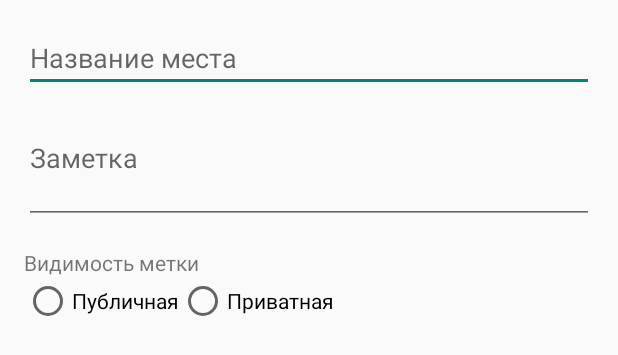
After one commit to UsoltsevaSB1/samsung-project, an Android app: the layout dialog_mark_info.xml on its own in the app's theme, with its tools: preview values and no code run, on a phone screen of 412 x 824 dp. The commit adds this screen. Shown: the top 355 px of the screen. Run offline under Robolectric (Android 15) with nearby library versions, the phone set to English and light mode, and no system bars; Roboto replaces fonts that are not available here.

Commit message:
при установке метки на карте она сохраняется в бд

```diff
--- /dev/null
+++ b/app/src/main/res/layout/dialog_mark_info.xml
@@ -0,0 +1,47 @@
+<?xml version="1.0" encoding="utf-8"?>
+<LinearLayout xmlns:android="http://schemas.android.com/apk/res/android"
+    android:layout_width="match_parent"
+    android:layout_height="wrap_content"
+    android:orientation="vertical"
+    android:padding="16dp">
+
+    <EditText
+        android:id="@+id/et_mark_name"
+        android:layout_width="match_parent"
+        android:layout_height="wrap_content"
+        android:hint="Название места"
+        android:inputType="textCapWords"/>
+
+    <EditText
+        android:id="@+id/et_mark_note"
+        android:layout_width="match_parent"
+        android:layout_height="wrap_content"
+        android:hint="Заметка"
+        android:inputType="textMultiLine"
+        android:minLines="3"/>
+
+    <TextView
+        android:layout_width="match_parent"
+        android:layout_height="wrap_content"
+        android:text="Видимость метки"
+        android:layout_marginTop="16dp"/>
+
+    <RadioGroup
+        android:id="@+id/rg_mark_status"
+        android:layout_width="match_parent"
+        android:layout_height="wrap_content"
+        android:orientation="horizontal">
+
+        <RadioButton
+            android:id="@+id/rb_public"
+            android:layout_width="wrap_content"
+            android:layout_height="wrap_content"
+            android:text="Публичная"/>
+
+        <RadioButton
+            android:id="@+id/rb_private"
+            android:layout_width="wrap_content"
+            android:layout_height="wrap_content"
+            android:text="Приватная"/>
+    </RadioGroup>
+</LinearLayout>
```
Also changed, not shown: app/src/main/java/com/example/mysportik/MapMarksActivity.java (+130 -2 lines), app/src/main/java/com/example/mysportik/Marker.java (+64 -10 lines).
